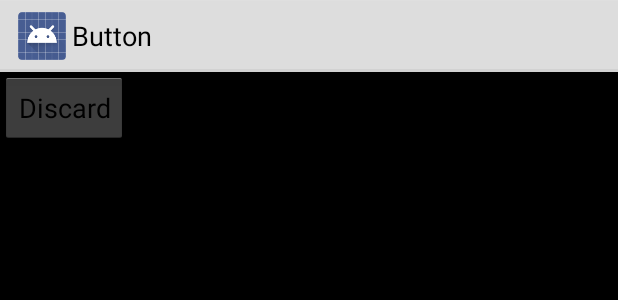
After one commit to davidsnyder/button-android-experimental, an Android app: the layout camera_preview.xml on its own in the app's theme, with its tools: preview values and no code run, on a phone screen of 412 x 824 dp. The commit adds this screen. Shown: the top 300 px of the screen. Run offline under Robolectric (Android 15) with nearby library versions, the light colour scheme and no system bars.

Commit message:
Add photo preview/discard in CameraFragment

```diff
--- a/button/src/main/java/io/button/activity/SplashActivity.java
+++ b/button/src/main/java/io/button/activity/SplashActivity.java
@@ -9,7 +9,7 @@ import android.os.Bundle;
 import io.button.R;
 
 public class SplashActivity extends Activity {
-    private final int SPLASH_DURATION = 3000;
+    private final int SPLASH_DURATION = 1000;
 
     /** Called when the activity is first created. */
     @Override
--- /dev/null
+++ b/button/src/main/res/layout/camera_preview.xml
@@ -0,0 +1,23 @@
+<?xml version="1.0" encoding="utf-8"?>
+
+<RelativeLayout xmlns:android="http://schemas.android.com/apk/res/android"
+              android:orientation="vertical"
+              android:layout_width="match_parent"
+              android:layout_height="match_parent"
+              android:background="@color/black"
+              android:clickable="true">
+
+    <ImageView
+            android:layout_width="match_parent"
+            android:layout_height="match_parent"
+            android:id="@+id/camera_preview" />
+
+    <Button
+    android:id="@+id/button_discard_photo"
+    android:layout_width="wrap_content"
+    android:layout_height="wrap_content"
+    android:layout_alignParentTop="true"
+    android:layout_alignParentLeft="true"
+    android:text="Discard"/>
+
+</RelativeLayout>
```
Also changed, not shown: button/src/main/java/io/button/activity/MainActivity.java (+51 -9 lines), button/src/main/java/io/button/fragment/CameraPreviewFragment.java (added, +73 -0 lines), button/src/main/java/io/button/fragment/CameraSectionFragment.java (+25 -2 lines), button/src/main/res/layout/camera.xml (+3 -5 lines).
